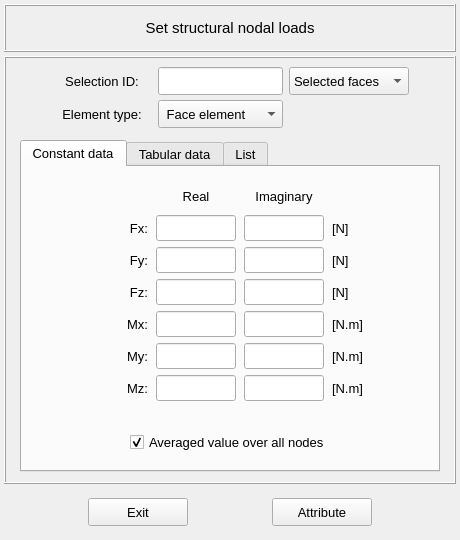
Old version of the form vibra/interface/data/ui_files/model/setup/structural/nodal_loads_inputs.ui in the repository MOPT-UFSC/VIBRA.
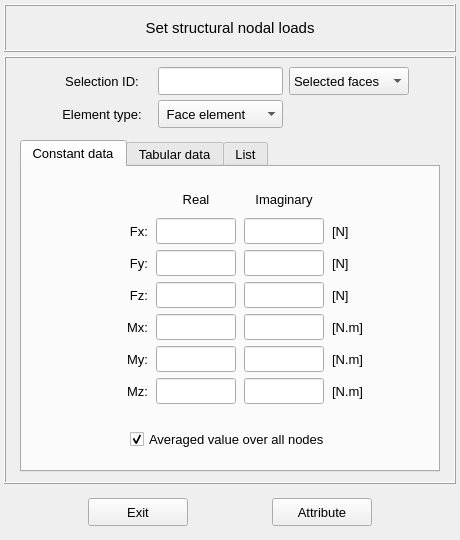
New version of the form. Icons and pictures are not drawn.

```diff
--- a/vibra/interface/data/ui_files/model/setup/structural/nodal_loads_inputs.ui
+++ b/vibra/interface/data/ui_files/model/setup/structural/nodal_loads_inputs.ui
@@ -447,7 +447,7 @@
              <property name="spacing">
               <number>2</number>
              </property>
-             <item row="4" column="0">
+             <item row="3" column="0">
               <widget class="QFrame" name="frame_20">
                <property name="minimumSize">
                 <size>
@@ -1414,7 +1414,7 @@
                </property>
               </spacer>
              </item>
-             <item row="5" column="0">
+             <item row="4" column="0">
               <spacer name="verticalSpacer_5">
                <property name="orientation">
                 <enum>Qt::Vertical</enum>
@@ -1427,19 +1427,6 @@
                </property>
               </spacer>
              </item>
-             <item row="3" column="0">
-              <spacer name="verticalSpacer_8">
-               <property name="orientation">
-                <enum>Qt::Vertical</enum>
-               </property>
-               <property name="sizeHint" stdset="0">
-                <size>
-                 <width>20</width>
-                 <height>40</height>
-                </size>
-               </property>
-              </spacer>
-             </item>
             </layout>
            </widget>
            <widget class="QWidget" name="tab_tabular_data">
```
Left out of the diff: 6 changed lines with no effect on the pictures.
